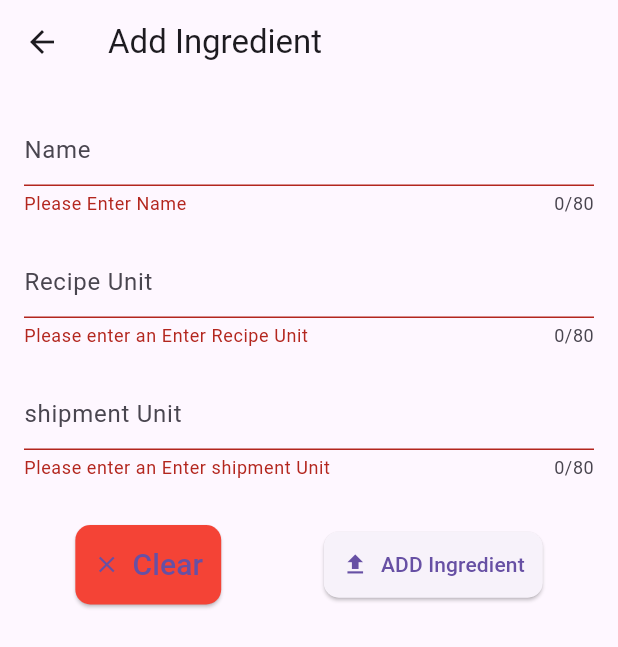
After one commit to naderwael1/opeartion_panal, a Flutter app: the AddIngredient screen opened directly, after a tap on "ADD Ingredient", on a phone screen of 412 x 824 dp. The commit adds this screen. Shown: the top 647 px of the screen. Run offline on Flutter 3.47's test engine with Material 3 defaults, Android fonts, the phone set to English and light mode, and no system bars; our stand-ins replace dotted_border, flutter_offline, get, go_router, google_sign_in, iconsax and 2 more; missing offline and left inert: flutter_facebook_auth; accounts and stored records are empty; network calls fail.

Commit message:
Add Ingredient

```diff
--- a/lib/Features/home/presentation/views/widgets/choose_based_token.dart
+++ b/lib/Features/home/presentation/views/widgets/choose_based_token.dart
@@ -1,6 +1,7 @@
 import 'package:bloc_v2/Features/emp_features/presentation/all_emp_screen.dart';
 import 'package:bloc_v2/Features/home/presentation/views/widgets/edit_upload_product_form.dart';
 import 'package:bloc_v2/add_general_Section/add_general_section.dart';
+import 'package:bloc_v2/add_ingredient/add_ingredient_screen.dart';
 import 'package:bloc_v2/add_register/add_register_employee.dart';
 import 'package:bloc_v2/add_storage/add_storage_screen.dart';
 import 'package:bloc_v2/providers/theme_provider.dart';
@@ -38,7 +39,7 @@ class HomeBody extends StatelessWidget {
           _buildCard(context, 'Operation Manager', operationImage, const AllBranchScreen()),
           _buildCard(context, 'Branch Manager', mangerImage, const AllBranchScreen()),
           _buildCard(context, 'Storage', storgeImage, const AddStorage()),
-          _buildCard(context, 'Upload', cloud, const AddRegisterEmp()),
+          _buildCard(context, 'Upload', cloud, const AddIngredient()), // add menu item
         ],
       ),
     );
--- /dev/null
+++ b/lib/add_ingredient/add_ingredient_model.dart
@@ -0,0 +1,28 @@
+import 'package:http/http.dart' as http;
+Future<String> addIngredient_model({
+  required String name,
+  required String recipeUnit,
+  required String shipmentUnit,
+}) async {
+  final url = 'http://192.168.56.1:4000/admin/branch/add-ingredient';
+  try {
+    final response = await http.post(
+      Uri.parse(url),
+      body: {
+        'name': name,
+        'recipeUnit': recipeUnit,
+        'shipmentUnit': shipmentUnit,
+      },
+    );
+    if (response.statusCode == 200 || response.statusCode == 201) {
+      // Success
+      final add_menu_item = response.body; // Assuming the branchId is returned in the response body
+      return add_menu_item;
+    } else {
+      // Failure
+      throw Exception('Failed to Add Ingredient model: ${response.statusCode}');
+    }
+  } catch (e) {
+    throw Exception('Error Add Ingredient Model: $e');
+  }
+}
--- /dev/null
+++ b/lib/add_ingredient/add_ingredient_screen.dart
@@ -0,0 +1,155 @@
+import 'package:bloc_v2/add_ingredient/add_ingredient_model.dart';
+import 'package:bloc_v2/consts/validator.dart';
+import 'package:flutter/material.dart';
+
+class AddIngredient extends StatefulWidget {
+  const AddIngredient({Key? key});
+
+  @override
+  State<AddIngredient> createState() => _AddIngredient();
+}
+
+class _AddIngredient extends State<AddIngredient> {
+  TextEditingController nameController = TextEditingController();
+  TextEditingController recipeUnitController = TextEditingController();
+  TextEditingController shipmentUnitController = TextEditingController();
+
+  bool isEditing = false;
+  final _formKey = GlobalKey<FormState>();
+
+  void clearForm() {
+    nameController.clear();
+    recipeUnitController.clear();
+    shipmentUnitController.clear();
+  }
+
+  @override
+  Widget build(BuildContext context) {
+    return SafeArea(
+      child: Scaffold(
+        appBar: AppBar(
+          title: Text('Add Ingredient'),
+        ),
+        body: SafeArea(
+          child: SingleChildScrollView(
+            child: Padding(
+              padding: const EdgeInsets.symmetric(horizontal: 16, vertical: 0),
+              child: Form(
+                key: _formKey,
+                child: Column(
+                  children: [
+                    const SizedBox(height: 20),
+                    TextFormField(
+                      controller: nameController,
+                      maxLength: 80,
+                      minLines: 1,
+                      maxLines: 2,
+                      keyboardType: TextInputType.multiline,
+                      textInputAction: TextInputAction.newline,
+                      decoration: const InputDecoration(
+                        hintText: 'Name',
+                      ),
+                      validator: (value) {
+                        return MyValidators.uploadProdTexts(
+                          value: value,
+                          toBeReturnedString: "Please Enter Name",
+                        );
+                      },
+                    ),
+                    const SizedBox(height: 20),
+                    TextFormField(
+                      maxLength: 80,
+                      minLines: 1,
+                      maxLines: 2,
+                      keyboardType: TextInputType.multiline,
+                      controller: recipeUnitController,
+                      decoration: const InputDecoration(
+                        hintText: 'Recipe Unit',
+                      ),
+                      validator: (value) {
+                        if (value == null || value.isEmpty) {
+                          return 'Please enter an Enter Recipe Unit';
+                        }
+                        return null;
+                      },
+                    ),
+                    const SizedBox(height: 20),
+                    TextFormField(
+                      maxLength: 80,
+                      minLines: 1,
+                      maxLines: 2,
+                      keyboardType: TextInputType.multiline,
+                      controller: shipmentUnitController,
+                      decoration: const InputDecoration(
+                        hintText: 'shipment Unit',
+                      ),
+                      validator: (value) {
+                        if (value == null || value.isEmpty) {
+                          return 'Please enter an Enter shipment Unit';
+                        }
+                        return null;
+                      },
+                    ),
+                    const SizedBox(height: 30),
+                    Row(
+                      mainAxisAlignment: MainAxisAlignment.spaceAround,
+                      children: [
+                        ElevatedButton.icon(
+                          style: ElevatedButton.styleFrom(
+                            padding: const EdgeInsets.all(12),
+                            backgroundColor: Colors.red,
+                            shape: RoundedRectangleBorder(
+                              borderRadius: BorderRadius.circular(10),
+                            ),
+                          ),
+                          icon: const Icon(Icons.clear),
+                          label: const Text(
+                            "Clear",
+                            style: TextStyle(fontSize: 20),
+                          ),
+                          onPressed: () {
+                            clearForm();
+                          },
+                        ),
+                        ElevatedButton.icon(
+                          style: ElevatedButton.styleFrom(
+                            padding: const EdgeInsets.all(12),
+                            shape: RoundedRectangleBorder(
+                              borderRadius: BorderRadius.circular(10),
+                            ),
+                          ),
+                          icon: const Icon(Icons.upload),
+                          label: const Text(
+                            "ADD Ingredient",
+                          ),
+                          onPressed: () async {
+                            if (_formKey.currentState!.validate()) {
+                              try {
+                                final addStorageModel =
+                                    await addIngredient_model(
+                                  name: nameController.text,
+                                  recipeUnit: recipeUnitController.text,
+                                  shipmentUnit: shipmentUnitController.text,
+                                );
+                                print('Adding employee: $addStorageModel');
+                                clearForm();
+                              } catch (e) {
+                                print('Error adding employee: $e');
+                              }
+                            } else {
+                              print('Form is not valid');
+                            }
+                          },
+                        ),
+                      ],
+                    ),
+                  ],
+                ),
+              ),
+            ),
+          ),
+        ),
+      ),
+    );
+  }
+}
```
